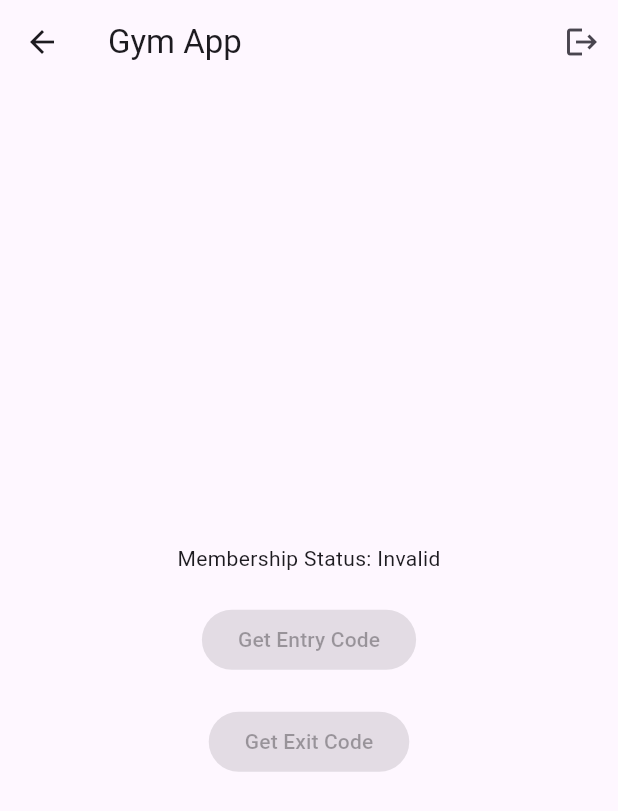
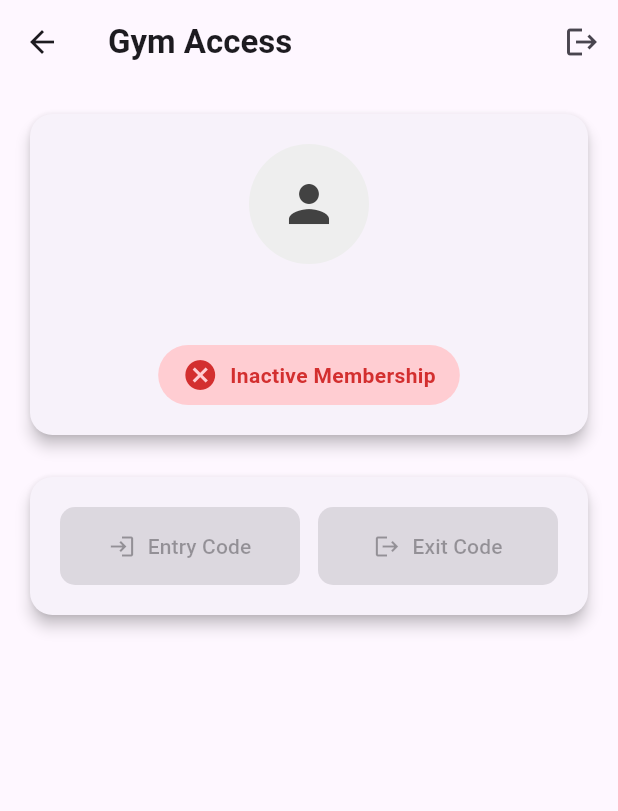
Before and after one commit to leomcl/gymManagmnetApp, a Flutter app: the CustomerView screen opened directly, on a phone screen of 412 x 824 dp. Shown: the top 811 px of the screen. Run offline on Flutter 3.47's test engine with Material 3 defaults, Android fonts, the phone set to English and light mode, and no system bars; our stand-ins replace cloud_firestore, firebase_auth, firebase_core, fl_chart; accounts and stored records are empty.

Commit message:
UI imporved.

```diff
--- a/lib/pages/customer_pages/customer_view.dart
+++ b/lib/pages/customer_pages/customer_view.dart
@@ -77,10 +77,149 @@ class CustomerViewState extends State<CustomerView> {
     });
   }
 
-  Widget _getCodeButton({required String label, required bool isEntry}) {
-    return ElevatedButton(
-      onPressed: isMembershipValid ? () => _generateTempCode(isEntry) : null,
-      child: Text(label),
+  Widget _buildStatusCard() {
+    return Card(
+      elevation: 4,
+      shape: RoundedRectangleBorder(borderRadius: BorderRadius.circular(15)),
+      child: Padding(
+        padding: const EdgeInsets.all(20),
+        child: Column(
+          children: [
+            CircleAvatar(
+              radius: 40,
+              backgroundColor: Colors.grey[200],
+              child: Icon(
+                Icons.person,
+                size: 40,
+                color: Colors.grey[800],
+              ),
+            ),
+            const SizedBox(height: 16),
+            Text(
+              user?.email ?? 'No user email',
+              style: const TextStyle(
+                fontSize: 18,
+                fontWeight: FontWeight.w500,
+              ),
+            ),
+            const SizedBox(height: 12),
+            Container(
+              padding: const EdgeInsets.symmetric(
+                horizontal: 16,
+                vertical: 8,
+              ),
+              decoration: BoxDecoration(
+                color: isMembershipValid ? Colors.green[100] : Colors.red[100],
+                borderRadius: BorderRadius.circular(20),
+              ),
+              child: Row(
+                mainAxisSize: MainAxisSize.min,
+                children: [
+                  Icon(
+                    isMembershipValid ? Icons.check_circle : Icons.cancel,
+                    color: isMembershipValid ? Colors.green[700] : Colors.red[700],
+                  ),
+                  const SizedBox(width: 8),
+                  Text(
+                    isMembershipValid ? 'Active Membership' : 'Inactive Membership',
+                    style: TextStyle(
+                      color: isMembershipValid ? Colors.green[700] : Colors.red[700],
+                      fontWeight: FontWeight.bold,
+                    ),
+                  ),
+                ],
+              ),
+            ),
+          ],
+        ),
+      ),
+    );
+  }
+
+  Widget _buildCodeSection() {
+    return Card(
+      elevation: 4,
+      shape: RoundedRectangleBorder(borderRadius: BorderRadius.circular(15)),
+      child: Padding(
+        padding: const EdgeInsets.all(20),
+        child: Column(
+          children: [
+            Row(
+              children: [
+                Expanded(
+                  child: ElevatedButton.icon(
+                    onPressed: isMembershipValid ? () => _generateTempCode(true) : null,
+                    icon: const Icon(Icons.login),
+                    label: const Text('Entry Code'),
+                    style: ElevatedButton.styleFrom(
+                      padding: const EdgeInsets.all(16),
+                      shape: RoundedRectangleBorder(
+                        borderRadius: BorderRadius.circular(10),
+                      ),
+                    ),
+                  ),
+                ),
+                const SizedBox(width: 12),
+                Expanded(
+                  child: ElevatedButton.icon(
+                    onPressed: isMembershipValid ? () => _generateTempCode(false) : null,
+                    icon: const Icon(Icons.logout),
+                    label: const Text('Exit Code'),
+                    style: ElevatedButton.styleFrom(
+                      padding: const EdgeInsets.all(16),
+                      shape: RoundedRectangleBorder(
+                        borderRadius: BorderRadius.circular(10),
+                      ),
+                    ),
+                  ),
+                ),
+              ],
+            ),
+            if (generatedEntryCode != null || generatedExitCode != null) ...[
+              const SizedBox(height: 20),
+              const Divider(),
+              const SizedBox(height: 20),
+              if (generatedEntryCode != null)
+                _buildCodeDisplay('Entry Code', generatedEntryCode!),
+              if (generatedEntryCode != null && generatedExitCode != null)
+                const SizedBox(height: 16),
+              if (generatedExitCode != null)
+                _buildCodeDisplay('Exit Code', generatedExitCode!),
+            ],
+          ],
+        ),
+      ),
+    );
+  }
+
+  Widget _buildCodeDisplay(String label, String code) {
+    return Container(
+      padding: const EdgeInsets.all(16),
+      decoration: BoxDecoration(
+        color: Colors.grey[100],
+        borderRadius: BorderRadius.circular(10),
+        border: Border.all(color: Colors.grey[300]!),
+      ),
+      child: Column(
+        children: [
+          Text(
+            label,
+            style: TextStyle(
+              color: Colors.grey[600],
+              fontSize: 14,
+            ),
+          ),
+          const SizedBox(height: 8),
+          Text(
+            code,
+            style: const TextStyle(
+              fontSize: 24,
+              fontWeight: FontWeight.bold,
+              letterSpacing: 2,
+            ),
+          ),
+        ],
+      ),
     );
   }
 
@@ -88,7 +227,10 @@ class CustomerViewState extends State<CustomerView> {
   Widget build(BuildContext context) {
     return Scaffold(
       appBar: AppBar(
-        title: _title(),
+        title: const Text(
+          'Gym Access',
+          style: TextStyle(fontWeight: FontWeight.bold),
+        ),
         actions: [
           IconButton(
             icon: const Icon(Icons.logout),
@@ -98,40 +240,18 @@ class CustomerViewState extends State<CustomerView> {
         ],
       ),
       body: isLoading
-          ? const Center(
-              child: CircularProgressIndicator(),
-            )
-          : Container(
-              height: double.infinity,
-              width: double.infinity,
-              padding: const EdgeInsets.all(20),
-              child: Column(
-                crossAxisAlignment: CrossAxisAlignment.center,
-                mainAxisAlignment: MainAxisAlignment.center,
-                children: <Widget>[
-                  Text(user?.email ?? 'No user email'),
-                  const SizedBox(height: 20),
-                  Text(
-                      'Membership Status: ${isMembershipValid ? 'Valid' : 'Invalid'}'),
-                  const SizedBox(height: 20),
-                  _getCodeButton(label: 'Get Entry Code', isEntry: true),
-                  const SizedBox(height: 20),
-                  _getCodeButton(label: 'Get Exit Code', isEntry: false),
-                  const SizedBox(height: 20),
-                  if (generatedEntryCode != null)
-                    Text(
-                      'Your Entry Code: $generatedEntryCode',
-                      style: const TextStyle(
-                          fontSize: 20, fontWeight: FontWeight.bold),
-                    ),
-                  const SizedBox(height: 20),
-                  if (generatedExitCode != null)
-                    Text(
-                      'Your Exit Code: $generatedExitCode',
-                      style: const TextStyle(
-                          fontSize: 20, fontWeight: FontWeight.bold),
-                    ),
-                ],
+          ? const Center(child: CircularProgressIndicator())
+          : SafeArea(
+              child: SingleChildScrollView(
+                padding: const EdgeInsets.all(16),
+                child: Column(
+                  crossAxisAlignment: CrossAxisAlignment.stretch,
+                  children: [
+                    _buildStatusCard(),
+                    const SizedBox(height: 20),
+                    _buildCodeSection(),
+                  ],
+                ),
               ),
             ),
     );
```
